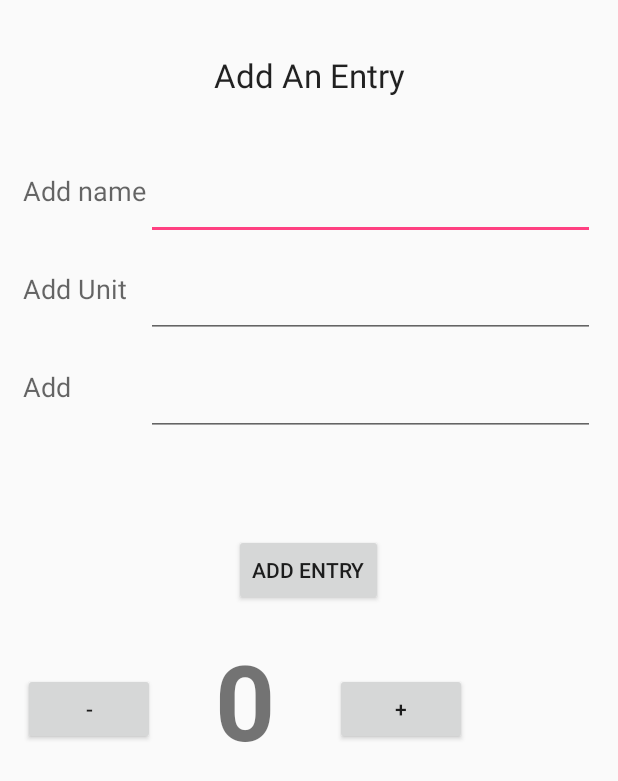
After one commit to 40183396/MohsBehaviourChangingAppProject, an Android app: the layout fragment_adddiary.xml on its own in the app's theme, with its tools: preview values and no code run, on a phone screen of 412 x 824 dp. The commit adds this screen. Shown: the top 781 px of the screen. Run offline under Robolectric (Android 15) with nearby library versions, the phone set to English and light mode, and no system bars.

Commit message:
Changed Layout Of Add Diary To Fragments, And Back Key Now Works

```diff
--- a/app/src/main/java/com/napier/mohs/instagramclone/Diary/FragmentDiary.java
+++ b/app/src/main/java/com/napier/mohs/instagramclone/Diary/FragmentDiary.java
@@ -231,7 +231,7 @@ public class FragmentDiary extends Fragment {
             }
         };
 
-        // if no comments on photo this is called to instantiate comments thread
+        // if no in diary this is called to instantiate diary
         if (mExerciseArrayList.size() == 0) {
             mExerciseArrayList.clear(); // makes sure we have fresh list every time
 
--- a/app/src/main/java/com/napier/mohs/instagramclone/Home/ActivityHome.java
+++ b/app/src/main/java/com/napier/mohs/instagramclone/Home/ActivityHome.java
@@ -82,6 +82,7 @@ public class ActivityHome extends AppCompatActivity implements AdapterMainFeedLi
         Log.d(TAG, "onCreate: starting.");
         setupFirebaseAuth();
 
+        // TODO Remove this
         /*DatabaseReference mDatabase = FirebaseDatabase.getInstance().getReference();
         mDatabase.push().setValue(1);
 
--- /dev/null
+++ b/app/src/main/res/layout/fragment_adddiary.xml
@@ -0,0 +1,147 @@
+<?xml version="1.0" encoding="utf-8"?>
+<ScrollView xmlns:android="http://schemas.android.com/apk/res/android"
+    android:layout_width="fill_parent"
+    android:layout_height="fill_parent"
+    android:fillViewport="false">
+
+    <RelativeLayout
+        android:layout_width="match_parent"
+        android:layout_height="match_parent"
+        android:orientation="vertical"
+        android:padding="15dp">
+
+        <LinearLayout
+            android:id="@+id/top_lin_add_diary"
+            android:layout_width="match_parent"
+            android:layout_height="match_parent"
+            android:layout_marginBottom="20dp"
+            android:orientation="vertical">
+
+            <TextView
+                android:id="@+id/textViewAddDiaryEntry"
+                android:layout_width="match_parent"
+                android:layout_height="wrap_content"
+                android:layout_marginBottom="30dp"
+                android:layout_marginTop="20dp"
+                android:gravity="center"
+                android:text="Add An Entry"
+                android:textAppearance="?android:attr/textAppearanceLarge" />
+
+
+        </LinearLayout>
+
+        <RelativeLayout
+            android:layout_width="match_parent"
+            android:layout_height="match_parent"
+            android:layout_below="@+id/top_lin_add_diary"
+            android:id="@+id/relLayout1">
+
+            <TextView
+                android:id="@+id/textviewAddDiaryName"
+                android:layout_width="wrap_content"
+                android:layout_height="wrap_content"
+                android:layout_alignParentLeft="true"
+                android:layout_alignParentStart="true"
+                android:text="Add name"
+                android:textAppearance="?android:attr/textAppearanceMedium" />
+
+            <EditText
+                android:id="@+id/edittextAddDiaryName"
+                android:layout_width="wrap_content"
+                android:layout_height="wrap_content"
+                android:layout_alignParentEnd="true"
+                android:layout_alignParentRight="true"
+                android:layout_alignTop="@+id/textviewAddDiaryName"
+                android:layout_marginBottom="20dp"
+                android:layout_toRightOf="@+id/textviewAddDiaryName"
+                android:singleLine="true" />
+
+            <TextView
+                android:id="@+id/textviewAddUnit"
+                android:layout_width="wrap_content"
+                android:layout_height="wrap_content"
+                android:layout_alignLeft="@+id/textviewAddDiaryName"
+                android:layout_alignStart="@+id/textviewAddDiaryName"
+                android:layout_below="@+id/edittextAddDiaryName"
+                android:text="Add Unit"
+                android:textAppearance="?android:attr/textAppearanceMedium" />
+
+            <EditText
+                android:id="@+id/edittextAddUnit"
+                android:layout_width="wrap_content"
+                android:layout_height="wrap_content"
+                android:layout_alignEnd="@+id/edittextAddDiaryName"
+                android:layout_alignRight="@+id/edittextAddDiaryName"
+                android:layout_alignTop="@+id/textviewAddUnit"
+                android:layout_marginBottom="20dp"
+                android:layout_toRightOf="@+id/textviewAddDiaryName" />
+
+            <TextView
+                android:id="@+id/tvAddNote"
+                android:layout_width="wrap_content"
+                android:layout_height="wrap_content"
+                android:layout_alignParentLeft="true"
+                android:layout_alignParentStart="true"
+                android:layout_below="@+id/edittextAddUnit"
+                android:text="Add"
+                android:textAppearance="?android:attr/textAppearanceMedium" />
+
+            <EditText
+                android:id="@+id/editNote"
+                android:layout_width="wrap_content"
+                android:layout_height="wrap_content"
+                android:layout_alignLeft="@+id/edittextAddUnit"
+                android:layout_alignParentEnd="true"
+                android:layout_alignParentRight="true"
+                android:layout_alignStart="@+id/edittextAddUnit"
+                android:layout_alignTop="@+id/tvAddNote"
+                android:singleLine="true" />
+
+            <Button
+                android:id="@+id/buttonAddEntry"
+                android:layout_width="wrap_content"
+                android:layout_height="wrap_content"
+                android:layout_below="@+id/editNote"
+                android:layout_centerHorizontal="true"
+                android:layout_marginTop="65dp"
+                android:text="Add Entry" />
+            <LinearLayout
+                android:layout_width="match_parent"
+                android:layout_height="wrap_content"
+
+                android:orientation="horizontal"
+                android:layout_below="@+id/buttonAddEntry">
+
+                <Button
+                    android:id="@+id/decrease"
+                    android:layout_width="wrap_content"
+                    android:layout_height="wrap_content"
+                    android:onClick="decreaseInteger"
+                    android:text="-" />
+
+                <TextView
+                    android:id="@+id/integer_number"
+                    android:layout_width="wrap_content"
+                    android:layout_height="wrap_content"
+                    android:layout_marginBottom="16dp"
+                    android:layout_marginLeft="40dp"
+                    android:layout_marginRight="40dp"
+                    android:layout_marginTop="16dp"
+                    android:text="0"
+                    android:textStyle="bold"
+                    android:textSize="70sp" />
+
+                <Button
+                    android:id="@+id/increase"
+                    android:layout_width="wrap_content"
+                    android:layout_height="wrap_content"
+                    android:onClick="increaseInteger"
+                    android:text="+" />
+            </LinearLayout>
+        </RelativeLayout>
+
+
+
+
+    </RelativeLayout>
+</ScrollView>
```
Also changed, not shown: app/src/main/java/com/napier/mohs/instagramclone/Diary/ActivityAddDiary.java (+76 -25 lines), app/src/main/java/com/napier/mohs/instagramclone/Diary/FragmentAddDiary.java (added, +198 -0 lines), app/src/main/res/layout/activity_adddiary.xml (+33 -96 lines), app/src/main/res/values/strings.xml (+12 -0 lines).
